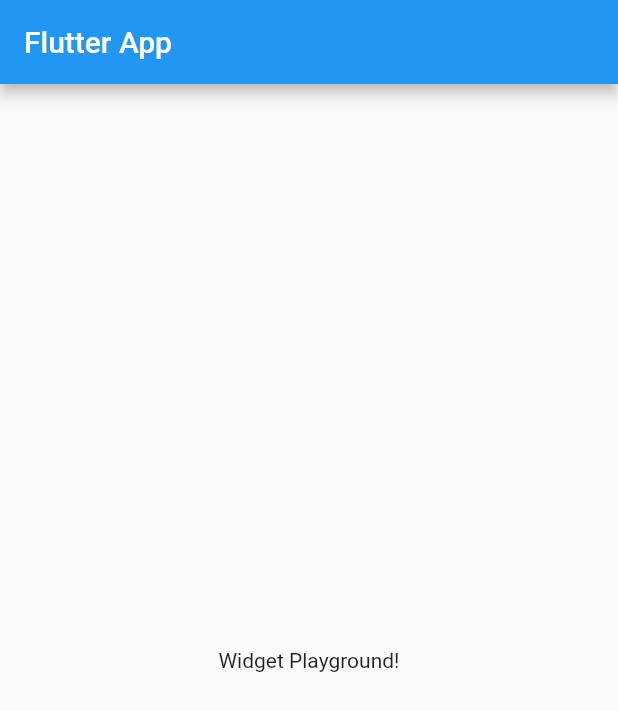
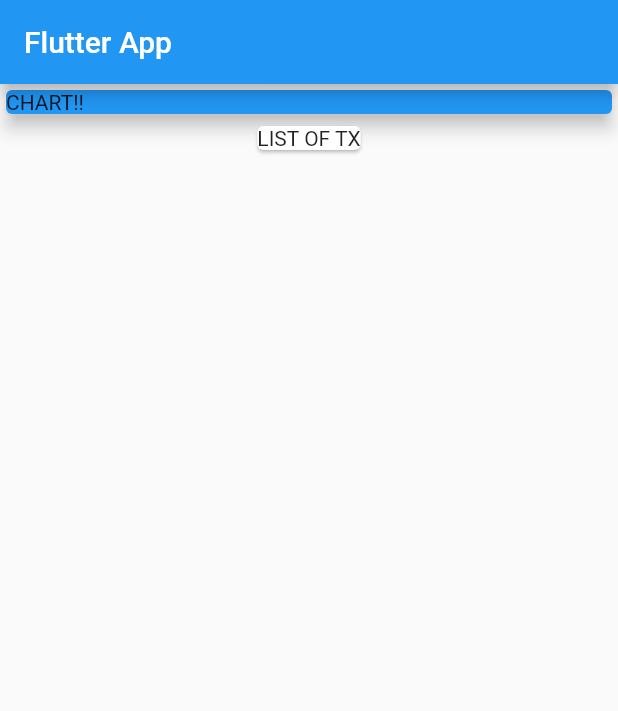
Before and after one commit to jsanders5/flutter_complete_guide_custom, a Flutter app: the screen it shows after launch, on a phone screen of 412 x 824 dp. Shown: the top 711 px of the screen. Run offline on Flutter 3.47's test engine with Material 2 defaults, Android fonts, the light colour scheme and no system bars.

Commit message:
-Fixed build.  -Lesson (72),  --Converted Container() to SizedBox(),

```diff
--- a/lib/main.dart
+++ b/lib/main.dart
@@ -19,8 +19,21 @@
       appBar: AppBar(
         title: Text('Flutter App'),
       ),
-      body: Center(
-        child: Text('Widget Playground!'),
+      body: Column(
+        children: const <Widget>[
+          //Container(
+          SizedBox(
+            width: double.infinity,
+            child: Card(
+                color: Colors.blue,
+                child:  Text('CHART!!'),
+                elevation: 5,
+              ),
+          ),
+          Card(
+            child: Text('LIST OF TX'),
+          ),
+        ],
       ),
     );
   }
```
Also changed, not shown: 2 other files.
